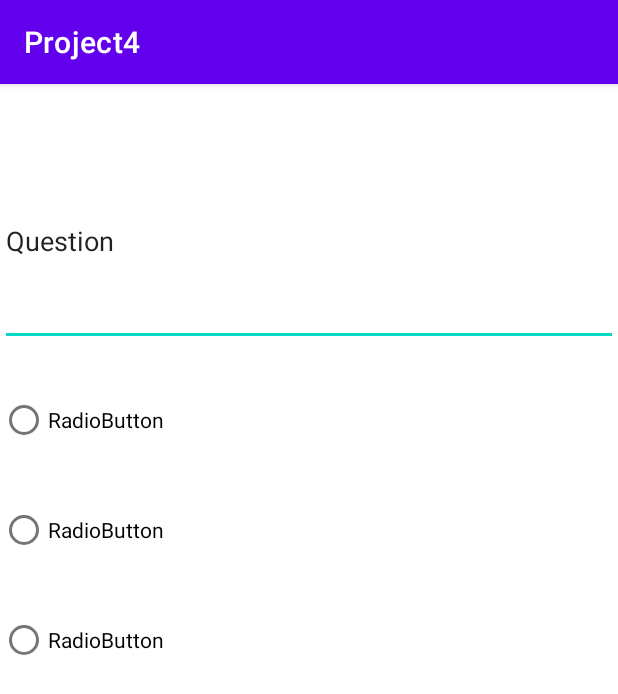
After one commit to alexschepers/Project4, an Android app: the StartQuiz screen opened directly, with no data from a screen before it, on a phone screen of 412 x 824 dp. The commit adds this screen. Shown: the top 694 px of the screen. Run offline under Robolectric (Android 15) with nearby library versions, the phone set to English and light mode, and no system bars.

Commit message:
Created the StartQuiz activity, need to make it a fragment and have the question appear with the generated country name and create answer choices

```diff
--- a/app/src/main/AndroidManifest.xml
+++ b/app/src/main/AndroidManifest.xml
@@ -9,6 +9,9 @@
         android:roundIcon="@mipmap/ic_launcher_round"
         android:supportsRtl="true"
         android:theme="@style/Theme.Project4">
+        <activity
+            android:name=".StartQuiz"
+            android:exported="false" />
         <activity
             android:name=".ViewQuizResultsActivity"
             android:exported="false" />
--- a/app/src/main/java/edu/uga/cs/project4/CountryData.java
+++ b/app/src/main/java/edu/uga/cs/project4/CountryData.java
@@ -52,7 +52,7 @@ public class CountryData {
     // Retrieve all job leads and return them as a List.
     // This is how we restore persistent objects stored as rows in the job leads table in the database.
     // For each retrieved row, we create a new JobLead (Java POJO object) instance and add it to the list.
-    public List<Country> retrieveAllCountries() {
+    public static List<Country> retrieveAllCountries() {
         ArrayList<Country> countries = new ArrayList<>();
         Cursor cursor = null;
         int columnIndex;
--- a/app/src/main/java/edu/uga/cs/project4/MainActivity.java
+++ b/app/src/main/java/edu/uga/cs/project4/MainActivity.java
@@ -8,6 +8,7 @@ import android.util.Log;
 import android.view.View;
 import android.widget.Button;
 
+import java.util.List;
 import java.util.Random;
 
 public class MainActivity extends AppCompatActivity {
@@ -43,6 +44,7 @@ public class MainActivity extends AppCompatActivity {
         @Override
         public void onClick( View view ) {
             Log.i(TAG, "Start quiz button has been pressed.");
+            List<Country> countryList = CountryData.retrieveAllCountries();
             Random rand= new Random();
             int upperbound = 196;
             int quizCountryNum[] = {};
@@ -51,16 +53,15 @@ public class MainActivity extends AppCompatActivity {
                 quizCountryNum[i] = rand.nextInt(upperbound);
                 //read from data table and place country with id that matches the randomly generated number into the countryQuestion array
                 //when quiz starts, pull country from array and insert into question
-                if() {
-                    countryQuestion[i] = "";
-                }
+                countryQuestion[i] = String.valueOf(countryList.get(quizCountryNum[i]));
+
             }
 
             /**
              * Creating a new intent to start the new activity for the button.
              */
-            //Intent intent = new Intent( view.getContext(),startQuiz.class );
-           //startActivity( intent );
+            Intent intent = new Intent( view.getContext(),StartQuiz.class );
+            startActivity( intent );
         }
     }
 
--- /dev/null
+++ b/app/src/main/java/edu/uga/cs/project4/StartQuiz.java
@@ -0,0 +1,14 @@
+package edu.uga.cs.project4;
+
+import androidx.appcompat.app.AppCompatActivity;
+
+import android.os.Bundle;
+
+public class StartQuiz extends AppCompatActivity {
+
+    @Override
+    protected void onCreate(Bundle savedInstanceState) {
+        super.onCreate(savedInstanceState);
+        setContentView(R.layout.activity_start_quiz);
+    }
+}
--- /dev/null
+++ b/app/src/main/res/layout/activity_start_quiz.xml
@@ -0,0 +1,39 @@
+<?xml version="1.0" encoding="utf-8"?>
+<LinearLayout xmlns:android="http://schemas.android.com/apk/res/android"
+    xmlns:app="http://schemas.android.com/apk/res-auto"
+    xmlns:tools="http://schemas.android.com/tools"
+    android:layout_width="match_parent"
+    android:layout_height="match_parent"
+    android:orientation="vertical"
+    tools:context=".StartQuiz">
+
+    <EditText
+        android:id="@+id/quizQuestion"
+        android:layout_width="match_parent"
+        android:layout_height="139dp"
+        android:layout_marginTop="35dp"
+        android:ems="10"
+        android:inputType="textPersonName"
+        android:text="Question" />
+
+    <RadioButton
+        android:id="@+id/option1"
+        android:layout_width="match_parent"
+        android:layout_height="wrap_content"
+        android:layout_marginTop="25dp"
+        android:text="RadioButton" />
+
+    <RadioButton
+        android:id="@+id/option2"
+        android:layout_width="match_parent"
+        android:layout_height="wrap_content"
+        android:layout_marginTop="25dp"
+        android:text="RadioButton" />
+
+    <RadioButton
+        android:id="@+id/option3"
+        android:layout_width="match_parent"
+        android:layout_height="wrap_content"
+        android:layout_marginTop="25dp"
+        android:text="RadioButton" />
+</LinearLayout>
```
